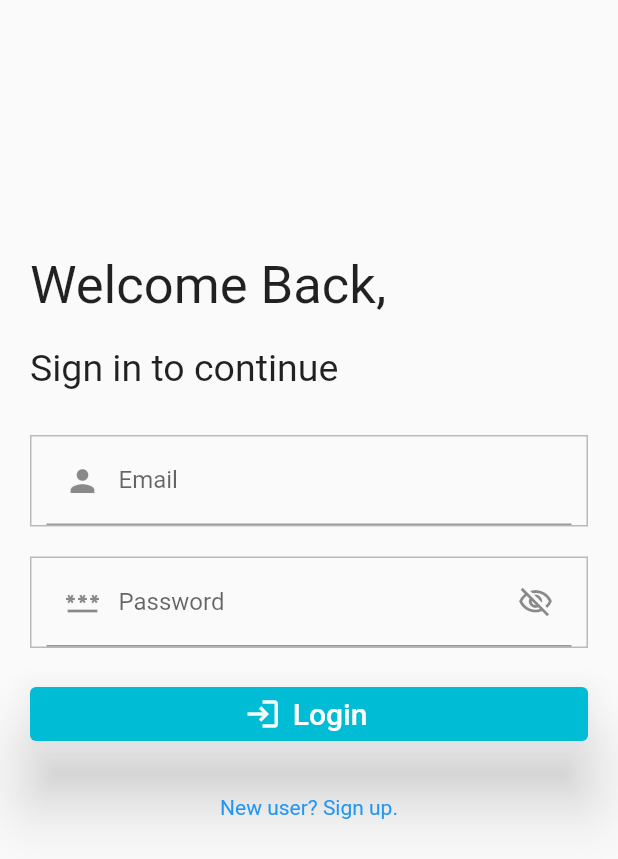
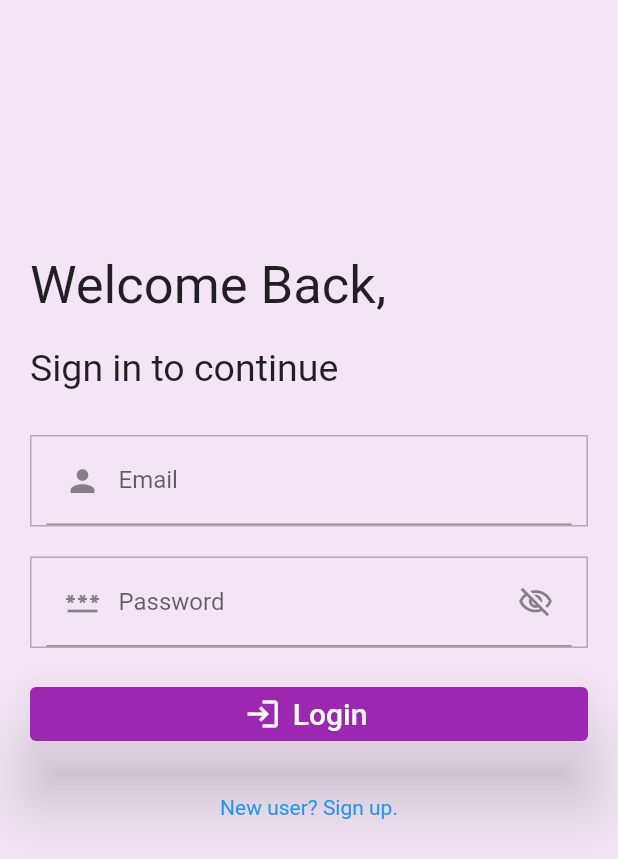
Before and after one commit to rajathirumal/personal, a Flutter app: the screen it shows after launch, on a phone screen of 412 x 824 dp. Shown: the top 859 px of the screen. Run offline on Flutter 3.47's test engine with Material 2 defaults, Android fonts, the phone set to English and light mode, and no system bars; our stand-ins replace firebase_auth, firebase_core; accounts and stored records are empty.

Commit message:
app theme

```diff
--- /dev/null
+++ b/lib/helpers/app_theme.dart
@@ -0,0 +1,9 @@
+import 'package:flutter/material.dart';
+
+class MyAppThemeProperties {
+  static const actionColor = Colors.purple;
+  static final backGroundColor = Colors.purple[50];
+  static const actionIconTheme = IconThemeData(color: Colors.purple);
+  static const appBarIconTheme = IconThemeData(color: Colors.purple);
+  static const titleTextColor = TextStyle(color: Colors.black, fontSize: 25);
+}
--- a/lib/main.dart
+++ b/lib/main.dart
@@ -1,6 +1,7 @@
 import 'package:firebase_auth/firebase_auth.dart';
 import 'package:firebase_core/firebase_core.dart';
 import 'package:flutter/material.dart';
+import 'package:personal/helpers/app_theme.dart';
 import 'package:personal/pages/entry/login.dart';
 import 'package:personal/pages/entry/personal_home.dart';
 import 'package:personal/services/auth_services.dart';
@@ -32,8 +33,41 @@ class MyApp extends StatelessWidget {
       child: MaterialApp(
         debugShowCheckedModeBanner: false,
         title: 'Flutter Demo',
-        theme: ThemeData(
-          primarySwatch: Colors.cyan,
+        theme: //ThemeData.dark(),
+            // used in home.dart
+            ThemeData(
+          cardTheme: CardTheme(
+            color: Colors.purple[100],
+            elevation: 8.0,
+            shape: RoundedRectangleBorder(
+              borderRadius: BorderRadius.circular(8.0),
+            ),
+          ),
+          popupMenuTheme: PopupMenuThemeData(
+            color: MyAppThemeProperties.backGroundColor,
+            textStyle: const TextStyle(
+              color: Colors.black,
+              fontSize: 15,
+            ),
+            elevation: 20,
+          ),
+          // used in dd_fuel_page.dart
+          buttonTheme: const ButtonThemeData(
+            textTheme: ButtonTextTheme.normal,
+            buttonColor: MyAppThemeProperties.actionColor,
+          ),
+          // used all over the app
+          scaffoldBackgroundColor: Colors.purple[50],
+          appBarTheme: AppBarTheme(
+            backgroundColor: MyAppThemeProperties.backGroundColor,
+            titleTextStyle: MyAppThemeProperties.titleTextColor,
+            elevation: 0.0,
+            iconTheme: const IconThemeData(color: Colors.black),
+          ),
+
+          dividerColor: Colors.blueGrey,
+          primarySwatch: MyAppThemeProperties.actionColor,
+          visualDensity: VisualDensity.adaptivePlatformDensity,
         ),
         home: const AuthWrapper(),
       ),
```
